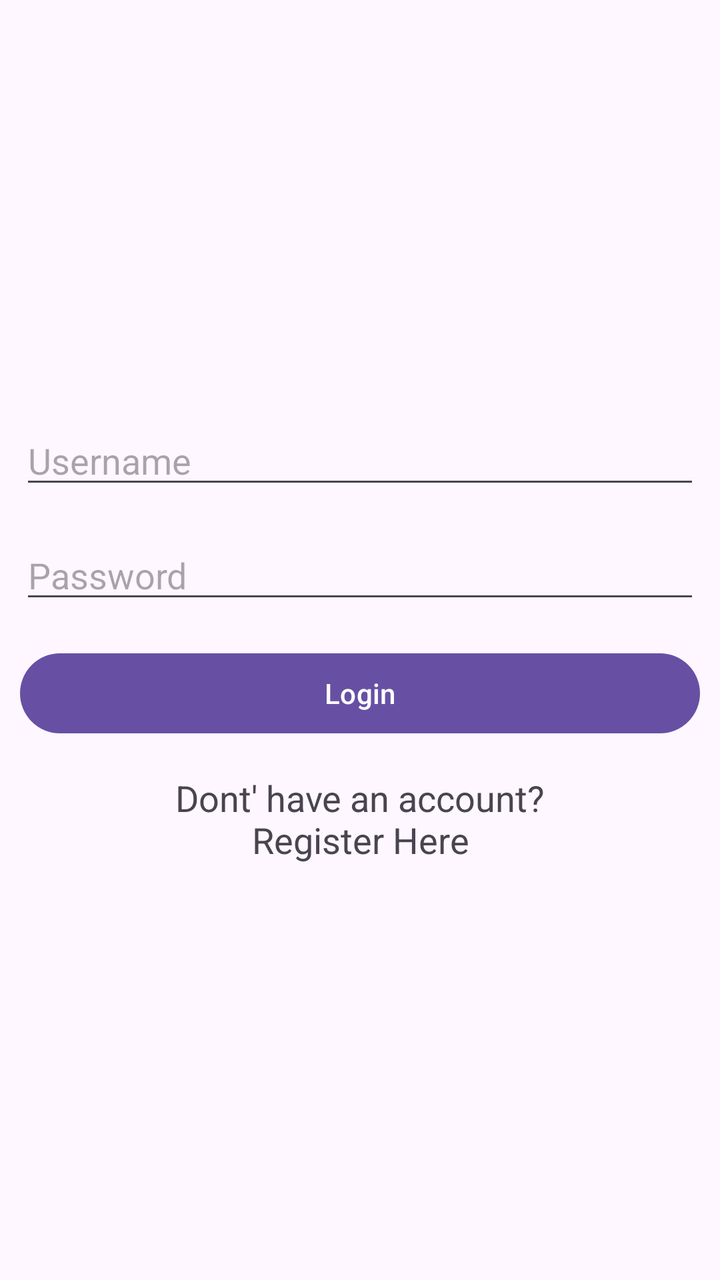
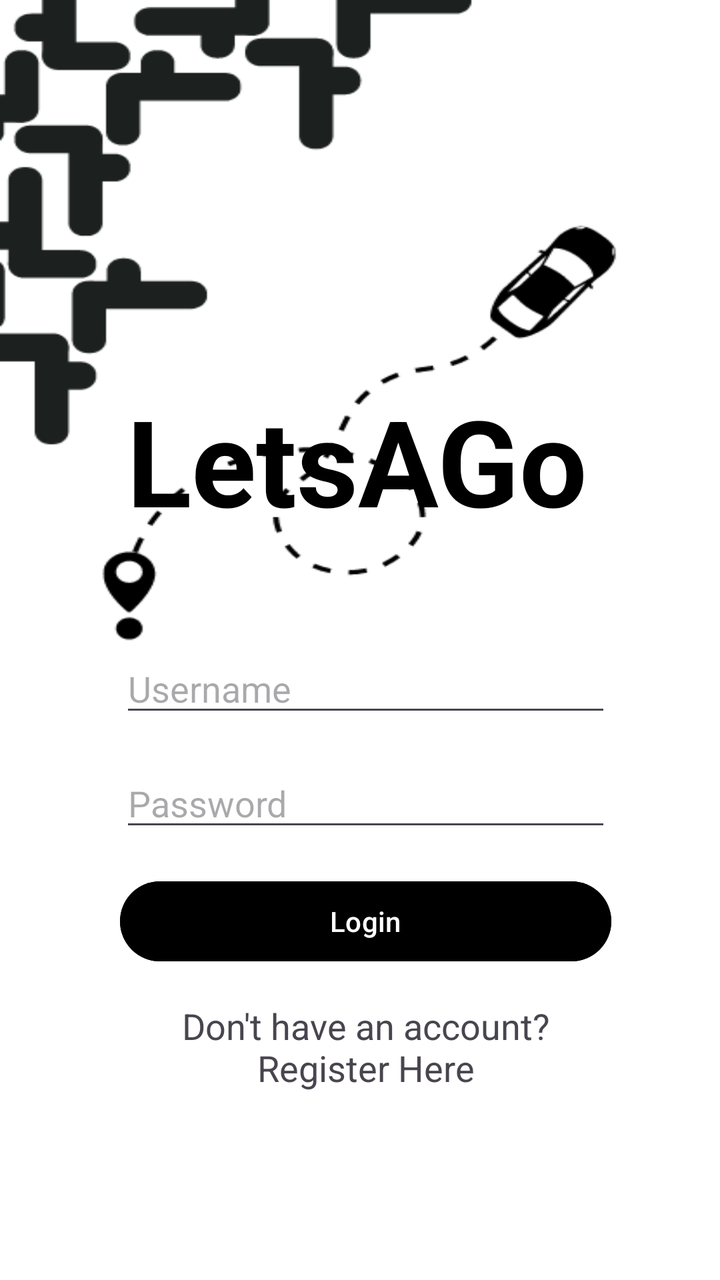

Two renders of the same Android screen: before a commit and after it. Below are the layout's source before the change and the commit's diff.
<!-- AndroidManifest.xml: application theme Theme.Lab_REST -->
<!-- res/layout/activity_login.xml -->
<?xml version="1.0" encoding="utf-8"?>
<RelativeLayout xmlns:android="http://schemas.android.com/apk/res/android"
    xmlns:app="http://schemas.android.com/apk/res-auto"
    xmlns:tools="http://schemas.android.com/tools"
    android:layout_width="match_parent"
    android:layout_height="match_parent"
    tools:context="com.example.lab_rest.LoginActivity"
    android:id="@+id/login">

    <LinearLayout
        android:layout_width="match_parent"
        android:layout_height="wrap_content"
        android:layout_centerVertical="true"
        android:orientation="vertical"
        android:padding="10dp">

        <EditText
            android:id="@+id/edtUsername"
            android:layout_width="match_parent"
            android:layout_height="wrap_content"
            android:layout_marginBottom="8dp"
            android:layout_marginTop="8dp"
            android:hint="Username"
            android:inputType="text" />

        <EditText
            android:id="@+id/edtPassword"
            android:layout_width="match_parent"
            android:layout_height="wrap_content"
            android:layout_marginBottom="8dp"
            android:layout_marginTop="8dp"
            android:fontFamily="sans-serif"
            android:hint="Password"
            android:inputType="textPassword" />

        <Button
            android:id="@+id/btnLogin"
            android:layout_width="match_parent"
            android:layout_height="wrap_content"
            android:layout_marginBottom="8dp"
            android:layout_marginTop="8dp"
            android:onClick="loginClicked"
            android:text="Login" />

        <TextView
            android:id="@+id/textViewRegister"
            android:layout_width="match_parent"
            android:layout_height="wrap_content"
            android:layout_marginBottom="8dp"
            android:layout_marginTop="8dp"
            android:text="Dont' have an account?\nRegister Here"
            android:textAlignment="center"
            android:textAppearance="@style/Base.TextAppearance.AppCompat.Medium" />

    </LinearLayout>


</RelativeLayout>
<!-- resources referenced by this layout -->
<resources>
  <style name="Theme.Lab_REST" parent="Base.Theme.Lab_REST" />
  <style name="Base.Theme.Lab_REST" parent="Theme.Material3.DayNight.NoActionBar">
          
          
      </style>
</resources>

<!-- the commit's change to res/layout/activity_login.xml (unified diff, before → after) -->
@@ -2,24 +2,41 @@
 <RelativeLayout xmlns:android="http://schemas.android.com/apk/res/android"
     xmlns:app="http://schemas.android.com/apk/res-auto"
     xmlns:tools="http://schemas.android.com/tools"
-    android:layout_width="match_parent"
-    android:layout_height="match_parent"
+    android:layout_width="wrap_content"
+    android:layout_height="wrap_content"
+    android:background="@drawable/background"
     tools:context="com.example.lab_rest.LoginActivity"
     android:id="@+id/login">
+
+    <TextView
+        android:id="@+id/signin"
+        android:layout_width="match_parent"
+        android:layout_height="wrap_content"
+        android:layout_alignParentEnd="true"
+        android:layout_marginTop="190dp"
+        android:layout_marginEnd="3dp"
+        android:gravity="center"
+        android:text="LetsAGo"
+        android:textColor="@color/black"
+        android:textSize="60dp"
+        android:textStyle="bold" />
 
     <LinearLayout
         android:layout_width="match_parent"
         android:layout_height="wrap_content"
-        android:layout_centerVertical="true"
+        android:layout_alignParentEnd="true"
+        android:layout_alignParentBottom="true"
+        android:layout_marginEnd="-6dp"
+        android:layout_marginBottom="26dp"
         android:orientation="vertical"
-        android:padding="10dp">
+        android:padding="60dp">
 
         <EditText
             android:id="@+id/edtUsername"
             android:layout_width="match_parent"
             android:layout_height="wrap_content"
+            android:layout_marginTop="8dp"
             android:layout_marginBottom="8dp"
-            android:layout_marginTop="8dp"
             android:hint="Username"
             android:inputType="text" />
 
@@ -27,8 +44,8 @@
             android:id="@+id/edtPassword"
             android:layout_width="match_parent"
             android:layout_height="wrap_content"
+            android:layout_marginTop="8dp"
             android:layout_marginBottom="8dp"
-            android:layout_marginTop="8dp"
             android:fontFamily="sans-serif"
             android:hint="Password"
             android:inputType="textPassword" />
@@ -37,18 +54,19 @@
             android:id="@+id/btnLogin"
             android:layout_width="match_parent"
             android:layout_height="wrap_content"
+            android:layout_marginTop="8dp"
             android:layout_marginBottom="8dp"
-            android:layout_marginTop="8dp"
             android:onClick="loginClicked"
-            android:text="Login" />
+            android:text="Login"
+            android:backgroundTint="@color/black"/>
 
         <TextView
             android:id="@+id/textViewRegister"
             android:layout_width="match_parent"
             android:layout_height="wrap_content"
+            android:layout_marginTop="8dp"
             android:layout_marginBottom="8dp"
-            android:layout_marginTop="8dp"
-            android:text="Dont' have an account?\nRegister Here"
+            android:text="Don't have an account?\nRegister Here"
             android:textAlignment="center"
             android:textAppearance="@style/Base.TextAppearance.AppCompat.Medium" />
 
<!-- resource entries referenced after the edit -->
@@ -1,5 +1,7 @@
 <!-- resources referenced by this layout -->
 <resources>
+  <color name="black">#FF000000</color>
+  <!-- drawable background: png bitmap (drawable, 17271 bytes) -->
   <style name="Theme.Lab_REST" parent="Base.Theme.Lab_REST" />
   <style name="Base.Theme.Lab_REST" parent="Theme.Material3.DayNight.NoActionBar">
           
